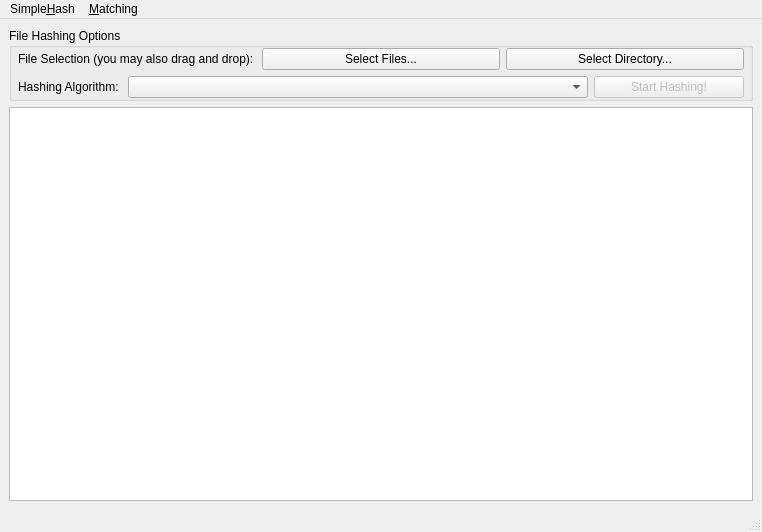
Qt form mainwindow.ui (ZekeDragon/SimpleFileHash) before a commit.
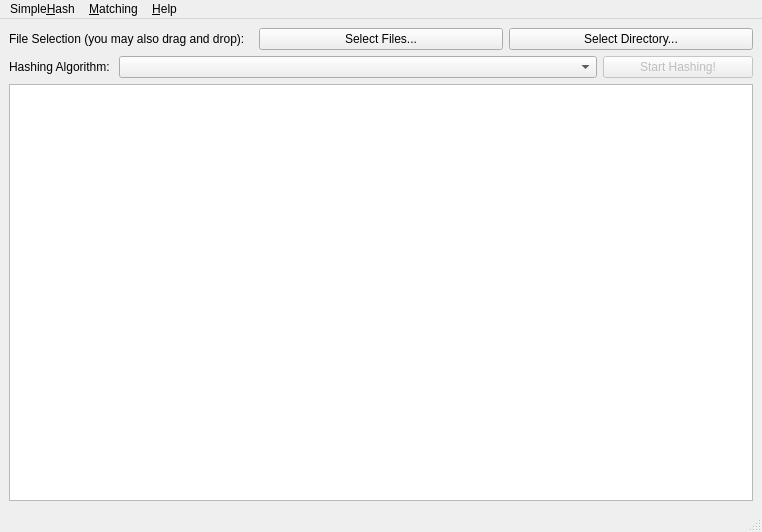
The same form after that commit.

Commit message: More UI improvements, finished most HashMatchWindow functionality, added UnmatchedHashModel and HashMatchModel, implemented opening HashDeep files, implemented Uppercase options, fixed a bunch of bugs, and caught up translations.

The edit to the form file:
```diff
--- a/mainwindow.ui
+++ b/mainwindow.ui
@@ -16,24 +16,6 @@
   <widget class="QWidget" name="centralwidget">
    <layout class="QVBoxLayout" name="verticalLayout">
     <item>
-     <widget class="QGroupBox" name="topBox">
-      <property name="title">
-       <string>File Hashing Options</string>
-      </property>
-      <layout class="QVBoxLayout" name="verticalLayout_2">
-       <property name="leftMargin">
-        <number>6</number>
-       </property>
-       <property name="topMargin">
-        <number>0</number>
-       </property>
-       <property name="rightMargin">
-        <number>6</number>
-       </property>
-       <property name="bottomMargin">
-        <number>0</number>
-       </property>
-       <item>
         <layout class="QHBoxLayout" name="horizontalLayout_2">
          <item>
           <widget class="QLabel" name="fileSelectLabel">
@@ -95,9 +77,6 @@
          </item>
         </layout>
        </item>
-      </layout>
-     </widget>
-    </item>
     <item>
      <widget class="QTableView" name="tableView">
       <attribute name="horizontalHeaderDefaultSectionSize">
@@ -146,8 +125,16 @@
     <addaction name="action_Copy_All_Hashes"/>
     <addaction name="menu_Match_Against"/>
    </widget>
+   <widget class="QMenu" name="menu_Help">
+    <property name="title">
+     <string>&amp;Help</string>
+    </property>
+    <addaction name="action_About_SimpleFileHash"/>
+    <addaction name="action_Online_Help"/>
+   </widget>
    <addaction name="menuSimple_Hash"/>
    <addaction name="menu_Matching"/>
+   <addaction name="menu_Help"/>
   </widget>
   <widget class="QStatusBar" name="statusbar"/>
   <action name="action_Hash_Files">
```
Left out of the diff: 103 changed lines with no effect on the pictures. Lines whose indentation alone changed are shown as unchanged. The commit also changes 38 other files.
